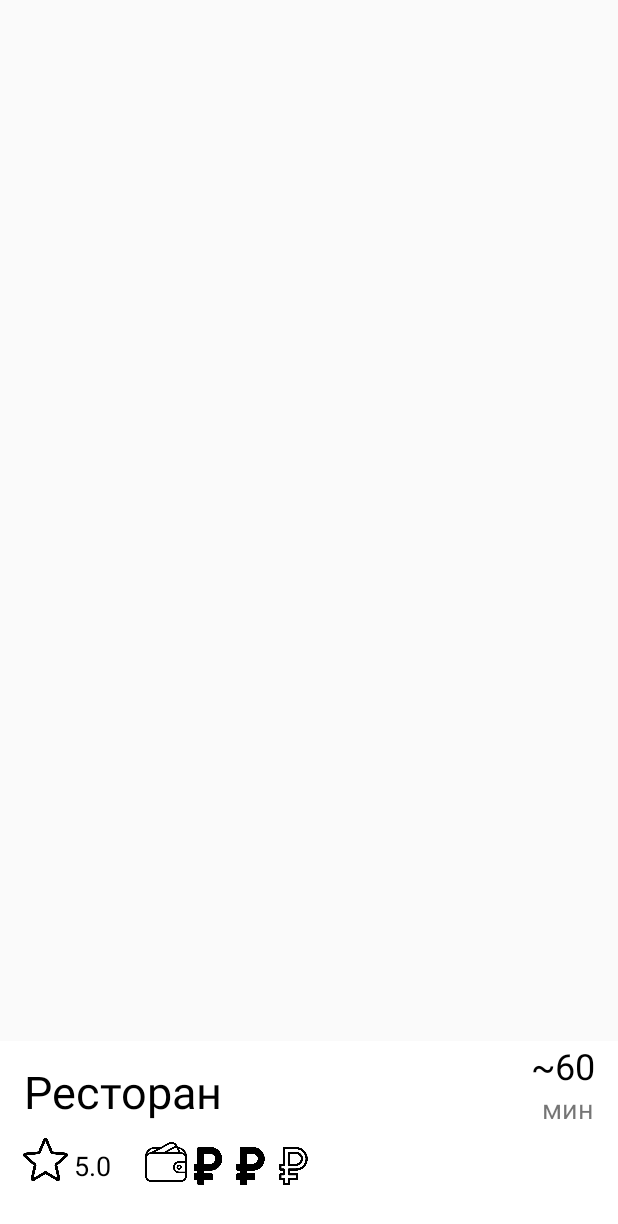
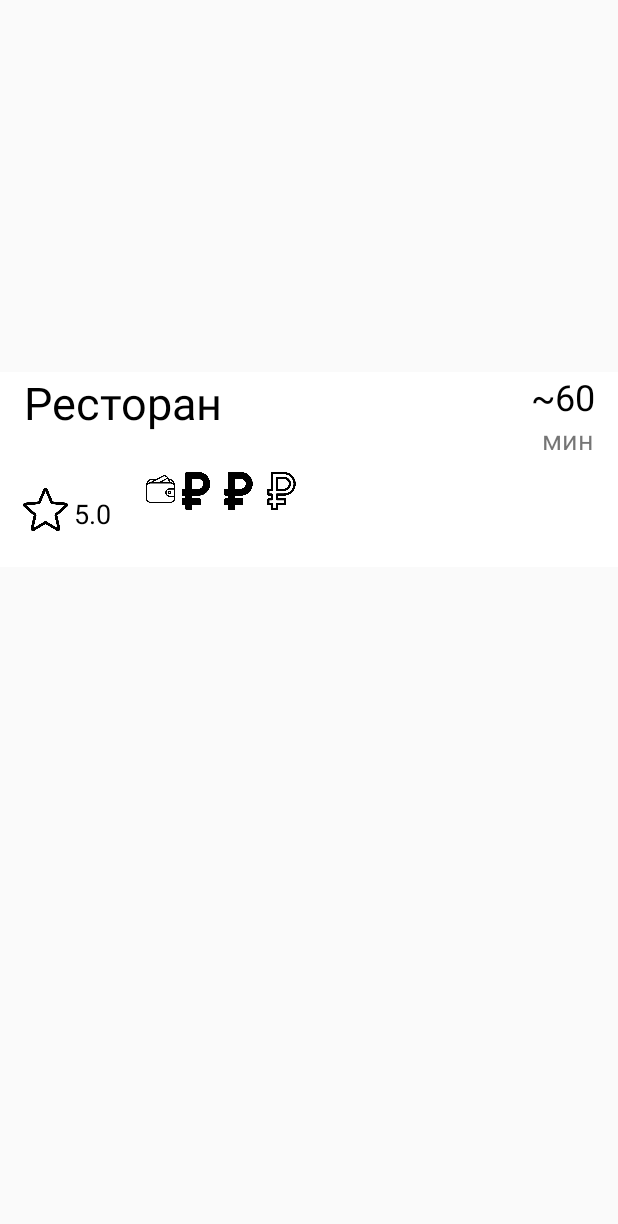
Before and after one commit to Kavrese/YandexFood, an Android app: the layout maket_card_recyclerview.xml on its own in the app's theme, with its tools: preview values and no code run, on a phone screen of 412 x 824 dp. Shown: the top 1224 px of the screen. Run offline under Robolectric (Android 15) with nearby library versions, the phone set to English and light mode, and no system bars.

Commit message:
fixed a bug in RecyclerView

```diff
--- a/app/src/main/res/layout/maket_card_recyclerview.xml
+++ b/app/src/main/res/layout/maket_card_recyclerview.xml
@@ -1,15 +1,14 @@
 <?xml version="1.0" encoding="utf-8"?>
-<androidx.constraintlayout.widget.ConstraintLayout
-    xmlns:android="http://schemas.android.com/apk/res/android"
+<androidx.constraintlayout.widget.ConstraintLayout xmlns:android="http://schemas.android.com/apk/res/android"
     xmlns:app="http://schemas.android.com/apk/res-auto"
     xmlns:tools="http://schemas.android.com/tools"
     android:layout_width="match_parent"
-    android:layout_height="match_parent">
+    android:layout_height="wrap_content">
 
     <ImageView
         android:id="@+id/img"
-        android:layout_width="match_parent"
-        android:layout_height="match_parent"
+        android:layout_width="0dp"
+        android:layout_height="392dp"
         app:layout_constraintBottom_toBottomOf="parent"
         app:layout_constraintEnd_toEndOf="parent"
         app:layout_constraintHorizontal_bias="0.0"
@@ -21,12 +20,12 @@
         android:id="@+id/imageView"
         android:layout_width="match_parent"
         android:layout_height="130dp"
-        app:layout_constraintBottom_toBottomOf="parent"
+        app:layout_constraintBottom_toBottomOf="@+id/img"
         app:layout_constraintEnd_toEndOf="parent"
-        app:layout_constraintHorizontal_bias="1.0"
+        app:layout_constraintHorizontal_bias="0.0"
         app:layout_constraintStart_toStartOf="parent"
         app:layout_constraintTop_toTopOf="parent"
-        app:layout_constraintVertical_bias="1.0"
+        app:layout_constraintVertical_bias="0.946"
         app:srcCompat="@color/white" />
 
     <TextView
@@ -36,12 +35,12 @@
         android:text="Ресторан"
         android:textColor="#000000"
         android:textSize="30sp"
-        app:layout_constraintBottom_toBottomOf="parent"
+        app:layout_constraintBottom_toBottomOf="@+id/imageView"
         app:layout_constraintEnd_toEndOf="parent"
         app:layout_constraintHorizontal_bias="0.057"
         app:layout_constraintStart_toStartOf="parent"
         app:layout_constraintTop_toTopOf="@+id/imageView"
-        app:layout_constraintVertical_bias="0.147" />
+        app:layout_constraintVertical_bias="0.0" />
 
     <ImageView
         android:id="@+id/starsIMG"
@@ -52,7 +51,7 @@
         app:layout_constraintHorizontal_bias="0.041"
         app:layout_constraintStart_toStartOf="parent"
         app:layout_constraintTop_toBottomOf="@+id/restaurant"
-        app:layout_constraintVertical_bias="0.22"
+        app:layout_constraintVertical_bias="0.61"
         app:srcCompat="@drawable/star" />
 
     <TextView
@@ -69,7 +68,7 @@
         app:layout_constraintHorizontal_bias="0.0"
         app:layout_constraintStart_toEndOf="@+id/starsIMG"
         app:layout_constraintTop_toBottomOf="@+id/restaurant"
-        app:layout_constraintVertical_bias="0.319" />
+        app:layout_constraintVertical_bias="0.646" />
 
     <TextView
         android:id="@+id/time"
@@ -86,6 +85,7 @@
         app:layout_constraintVertical_bias="0.0" />
 
     <LinearLayout
+        android:id="@+id/linearLayout"
         android:layout_width="85dp"
         android:layout_height="25dp"
         android:layout_marginEnd="212dp"
@@ -123,9 +123,9 @@
 
     <ImageView
         android:id="@+id/imageView4"
-        android:layout_width="28dp"
-        android:layout_height="28dp"
-        app:layout_constraintBottom_toBottomOf="parent"
+        android:layout_width="19dp"
+        android:layout_height="57dp"
+        app:layout_constraintBottom_toBottomOf="@+id/imageView"
         app:layout_constraintEnd_toEndOf="parent"
         app:layout_constraintHorizontal_bias="0.074"
         app:layout_constraintStart_toEndOf="@+id/star"
```
Also changed, not shown: app/src/main/java/com/example/yandex_food/MainActivity.java (+10 -23 lines), app/src/main/java/com/example/yandex_food/Restaurants.java (+7 -7 lines), app/src/main/java/com/example/yandex_food/RestaurantsAdapter.java (+22 -7 lines).
